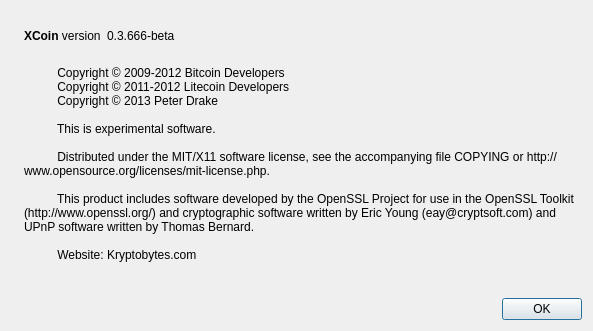
This is src/qt/forms/aboutdialog.ui in kryptobytes/Hrank as Qt 5 draws it before an edit. The edited form follows.
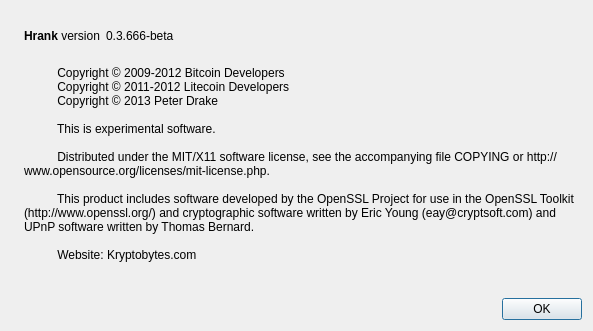
This is the edited form. Icons and pictures are not drawn.

Commit message: All names changed to Hrank

The edit to the form file:
```diff
--- a/src/qt/forms/aboutdialog.ui
+++ b/src/qt/forms/aboutdialog.ui
@@ -50,7 +50,7 @@
           <cursorShape>IBeamCursor</cursorShape>
          </property>
          <property name="text">
-          <string>&lt;b&gt;XCoin&lt;/b&gt; version</string>
+          <string>&lt;b&gt;Hrank&lt;/b&gt; version</string>
          </property>
          <property name="textInteractionFlags">
           <set>Qt::LinksAccessibleByMouse|Qt::TextSelectableByKeyboard|Qt::TextSelectableByMouse</set>
```
Left out of the diff: 2 changed lines with no effect on the pictures. The commit also changes 49 other files.
